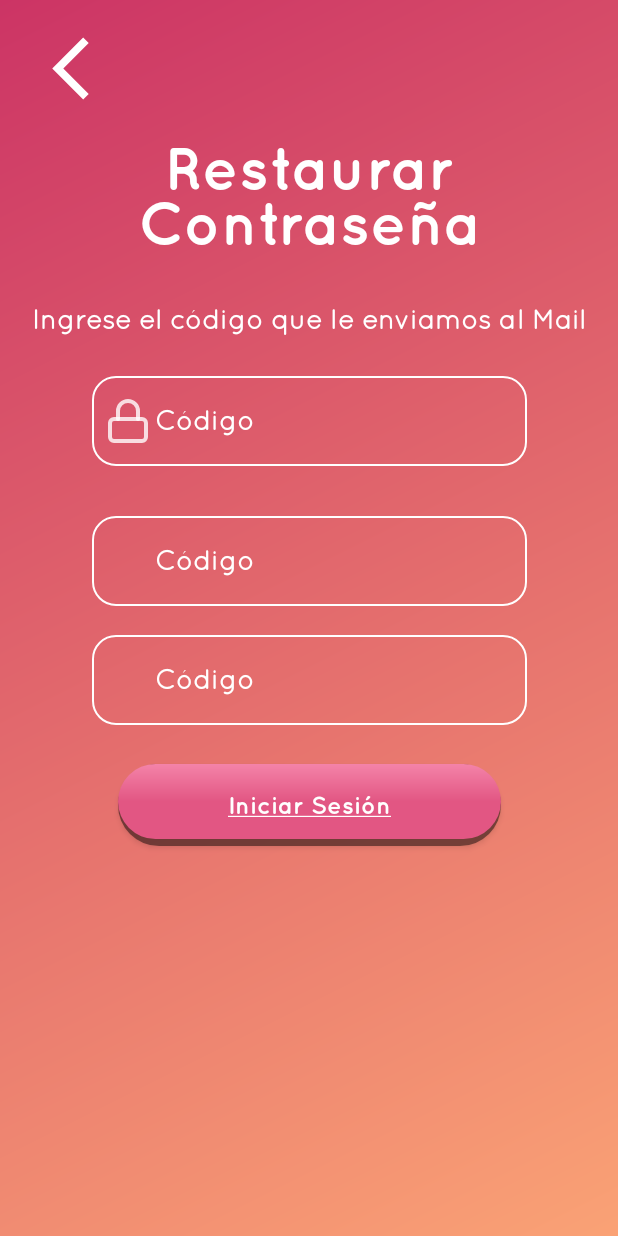
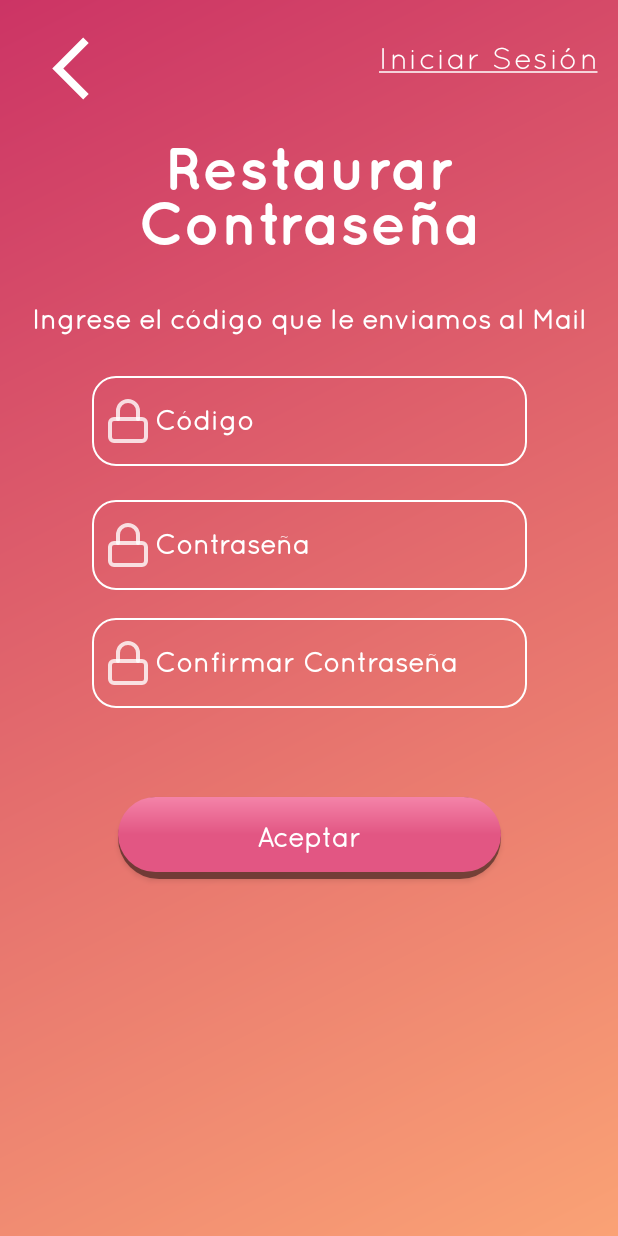
Before and after one commit to juancruz2020/front-desarrollo-de-aplicaciones, an Android app: the RecuperarContra2 screen opened directly, with no data from a screen before it, on a phone screen of 412 x 824 dp. Run offline under Robolectric (Android 15) with nearby library versions, the phone set to English and light mode, and no system bars; 2 statements that could not run were skipped.

Commit message:
Update activity_recuperar_contra2.xml

```diff
--- a/app/src/main/res/layout/activity_recuperar_contra2.xml
+++ b/app/src/main/res/layout/activity_recuperar_contra2.xml
@@ -10,21 +10,7 @@
     android:background="@drawable/background">
 
 
-    <Button
-        android:id="@+id/confirmar"
-        android:layout_width="wrap_content"
-        android:layout_height="wrap_content"
-        android:layout_marginBottom="260dp"
-        android:background="@drawable/boton_iniciar_sesion"
-        android:fontFamily="@font/quicksand_bold"
-        android:onClick="iniciarSesion"
-        android:text="@string/iniciarSesion"
-        android:textAllCaps="false"
-        android:textSize="16sp"
-        app:layout_constraintBottom_toBottomOf="parent"
-        app:layout_constraintEnd_toEndOf="parent"
-        app:layout_constraintStart_toStartOf="parent"
-        app:layout_constraintVertical_bias="0.1" />
+
 
     <ImageButton
         android:id="@+id/btn_volver"
@@ -42,6 +28,26 @@
         app:layout_constraintHorizontal_bias="0.05"
         app:srcCompat="@drawable/outline_arrow_back_ios" />
 
+    <Button
+        android:id="@+id/volverInicio"
+        android:layout_width="wrap_content"
+        android:layout_height="wrap_content"
+        android:background="@null"
+        android:fontFamily="@font/quicksand_book"
+        android:text="@string/iniciarSesion"
+        android:textAllCaps="false"
+        android:textAlignment="center"
+        android:textColor="@color/white"
+        android:textSize="20sp"
+        app:layout_constraintTop_toTopOf="parent"
+        app:layout_constraintBottom_toBottomOf="parent"
+        app:layout_constraintStart_toStartOf="parent"
+        app:layout_constraintEnd_toEndOf="parent"
+        app:layout_constraintHorizontal_bias="0.95"
+        app:layout_constraintVertical_bias="0.02"
+        android:letterSpacing="0.05"
+
+        />
 
 
     <TextView
@@ -92,6 +98,7 @@
         android:fontFamily="@font/quicksand_book"
         android:textStyle="bold"
         android:textColorHint="@color/white"
+        android:autofillHints="emailAddress"
         app:layout_constraintTop_toBottomOf="@+id/mensajeCodigo"
         app:layout_constraintBottom_toBottomOf="parent"
         app:layout_constraintStart_toStartOf="parent"
@@ -100,80 +107,121 @@
 
         />
 
-   <!-- <Button
-        android:id="@+id/btn_codigo"
-        android:layout_width="75dp"
-        android:layout_height="48dp"
-        android:background="@drawable/btn_enviar_codigo"
-        android:text="@string/enviarCodigo"
-        android:textSize="16sp"
+    <TextView
+        android:id="@+id/validarCodigo"
+        android:layout_width="wrap_content"
+        android:layout_height="wrap_content"
+        android:background="@drawable/shadow"
+        android:padding="10dp"
+        android:layout_marginStart="30dp"
+        android:layout_marginEnd="30dp"
+        app:layout_constraintTop_toBottomOf="@+id/codigo"
+        app:layout_constraintBottom_toBottomOf="parent"
+        app:layout_constraintStart_toStartOf="parent"
+        app:layout_constraintEnd_toEndOf="parent"
+        app:layout_constraintVertical_bias="0.1"
+        android:visibility="invisible"
+
+        />
+
+
+    <ImageView
+        android:id="@+id/codigo_image"
+        android:layout_width="32dp"
+        android:layout_height="45dp"
+        android:contentDescription="@string/hint_mail"
+        app:layout_constraintBottom_toBottomOf="@id/codigo"
+        app:layout_constraintEnd_toEndOf="@id/codigo"
+        app:layout_constraintHorizontal_bias="0.03"
+        app:layout_constraintStart_toStartOf="@id/codigo"
+        app:layout_constraintTop_toTopOf="@id/codigo"
+        app:srcCompat="@drawable/lock__1_" />
+
+    <EditText
+        android:id="@+id/contra"
+        android:layout_width="wrap_content"
+        android:layout_height="wrap_content"
+        android:inputType="textEmailAddress"
+        android:background="@drawable/marco_edit_text"
+        android:hint="@string/contra"
+        android:paddingStart="42dp"
+        android:paddingEnd="2dp"
+        android:padding="10dp"
+        android:textSize="18sp"
         android:fontFamily="@font/quicksand_book"
         android:textStyle="bold"
-        android:textAllCaps="false"
-        android:layout_margin="5dp"
-        app:layout_constraintBottom_toBottomOf="@+id/codigo"
-        app:layout_constraintEnd_toEndOf="@+id/codigo"
-        app:layout_constraintHorizontal_bias="0.97"
-        app:layout_constraintStart_toStartOf="@+id/codigo"
-        app:layout_constraintTop_toTopOf="@+id/codigo"
+        android:textColorHint="@color/white"
+        app:layout_constraintTop_toBottomOf="@+id/codigo"
+        app:layout_constraintBottom_toBottomOf="parent"
+        app:layout_constraintStart_toStartOf="parent"
+        app:layout_constraintEnd_toEndOf="parent"
+        app:layout_constraintVertical_bias="0.05"
+
         />
-
-        -->
-
-    <EditText
-        android:id="@+id/contrasena_nueva"
-        android:layout_width="wrap_content"
-        android:layout_height="wrap_content"
-        android:background="@drawable/marco_edit_text"
-        android:fontFamily="@font/quicksand_book"
-        android:hint="@string/codigo"
-        android:inputType="textEmailAddress"
-        android:padding="10dp"
-        android:paddingStart="42dp"
-        android:paddingEnd="2dp"
-        android:textColorHint="@color/white"
-        android:textSize="18sp"
-        android:textStyle="bold"
-        app:layout_constraintBottom_toBottomOf="parent"
-        app:layout_constraintEnd_toEndOf="parent"
-        app:layout_constraintHorizontal_bias="0.504"
-        app:layout_constraintStart_toStartOf="parent"
-        app:layout_constraintTop_toBottomOf="@+id/mensajeCodigo"
-
-        app:layout_constraintVertical_bias="0.223" />
-
-    <EditText
-        android:id="@+id/contrasena_nueva2"
-        android:layout_width="wrap_content"
-        android:layout_height="wrap_content"
-        android:background="@drawable/marco_edit_text"
-        android:fontFamily="@font/quicksand_book"
-        android:hint="@string/codigo"
-        android:inputType="textEmailAddress"
-        android:padding="10dp"
-        android:paddingStart="42dp"
-        android:paddingEnd="2dp"
-        android:textColorHint="@color/white"
-        android:textSize="18sp"
-        android:textStyle="bold"
-        app:layout_constraintBottom_toBottomOf="parent"
-        app:layout_constraintEnd_toEndOf="parent"
-        app:layout_constraintHorizontal_bias="0.504"
-        app:layout_constraintStart_toStartOf="parent"
-        app:layout_constraintTop_toBottomOf="@+id/mensajeCodigo"
-
-        app:layout_constraintVertical_bias="0.37" />
 
     <ImageView
         android:id="@+id/contra_image"
         android:layout_width="32dp"
         android:layout_height="45dp"
         android:contentDescription="@string/hint_contraseña"
-        app:layout_constraintBottom_toBottomOf="@+id/codigo"
-        app:layout_constraintEnd_toEndOf="@+id/codigo"
+        app:layout_constraintBottom_toBottomOf="@+id/contra"
+        app:layout_constraintEnd_toEndOf="@+id/contra"
         app:layout_constraintHorizontal_bias="0.03"
-        app:layout_constraintStart_toStartOf="@+id/codigo"
-        app:layout_constraintTop_toTopOf="@+id/codigo"
+        app:layout_constraintStart_toStartOf="@+id/contra"
+        app:layout_constraintTop_toTopOf="@+id/contra"
         app:srcCompat="@drawable/lock__1_" />
 
+    <EditText
+        android:id="@+id/confirmarContra"
+        android:layout_width="wrap_content"
+        android:layout_height="wrap_content"
+        android:inputType="textEmailAddress"
+        android:background="@drawable/marco_edit_text"
+        android:hint="@string/confContra"
+        android:paddingStart="42dp"
+        android:paddingEnd="2dp"
+        android:padding="10dp"
+        android:textSize="18sp"
+        android:fontFamily="@font/quicksand_book"
+        android:textStyle="bold"
+        android:textColorHint="@color/white"
+        app:layout_constraintTop_toBottomOf="@+id/contra"
+        app:layout_constraintBottom_toBottomOf="parent"
+        app:layout_constraintStart_toStartOf="parent"
+        app:layout_constraintEnd_toEndOf="parent"
+        app:layout_constraintVertical_bias="0.05"
+
+        />
+
+    <ImageView
+        android:id="@+id/contra_image2"
+        android:layout_width="32dp"
+        android:layout_height="45dp"
+        android:contentDescription="@string/hint_contraseña"
+        app:layout_constraintBottom_toBottomOf="@+id/confirmarContra"
+        app:layout_constraintEnd_toEndOf="@+id/confirmarContra"
+        app:layout_constraintHorizontal_bias="0.03"
+        app:layout_constraintStart_toStartOf="@+id/confirmarContra"
+        app:layout_constraintTop_toTopOf="@+id/confirmarContra"
+        app:srcCompat="@drawable/lock__1_" />
+
+    <Button
+        android:id="@+id/aceptar"
+        android:layout_width="wrap_content"
+        android:layout_height="wrap_content"
+        android:background="@drawable/boton_iniciar_sesion"
+        android:text="@string/aceptar"
+        android:textAllCaps="false"
+        android:fontFamily="@font/quicksand_book"
+        android:textStyle="bold"
+        android:textColor="@color/white"
+        android:textSize="18sp"
+        app:layout_constraintTop_toBottomOf="@+id/confirmarContra"
+        app:layout_constraintBottom_toBottomOf="parent"
+        app:layout_constraintStart_toStartOf="parent"
+        app:layout_constraintEnd_toEndOf="parent"
+        app:layout_constraintVertical_bias="0.2"
+
+        />
+
 </androidx.constraintlayout.widget.ConstraintLayout>
```
